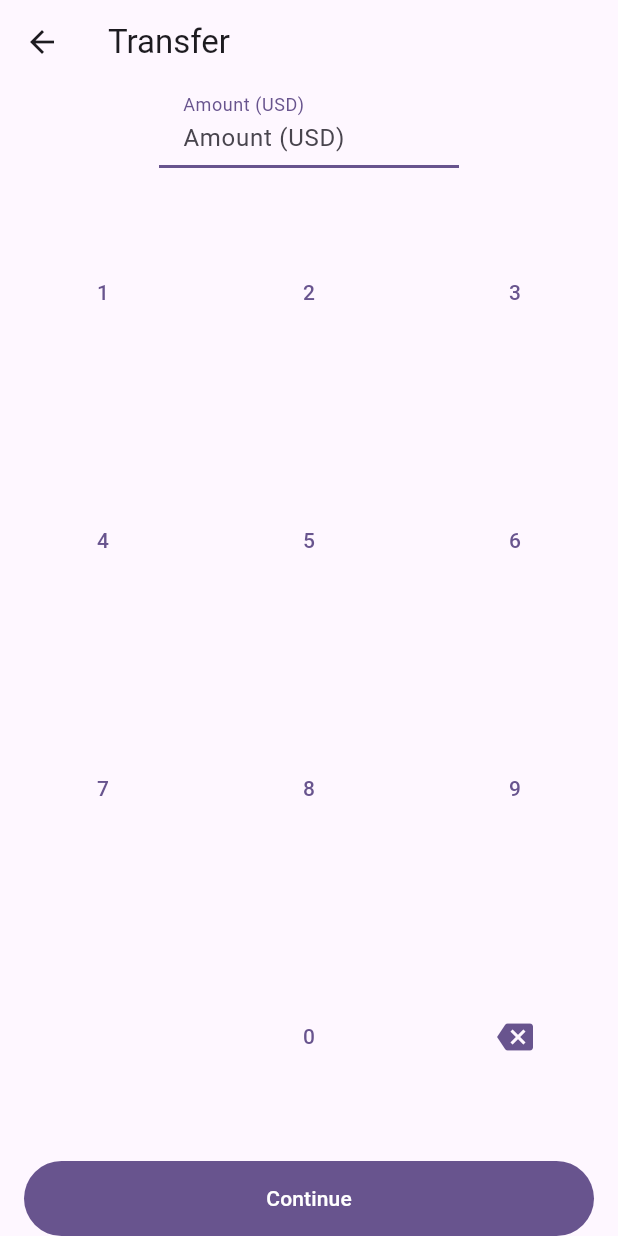
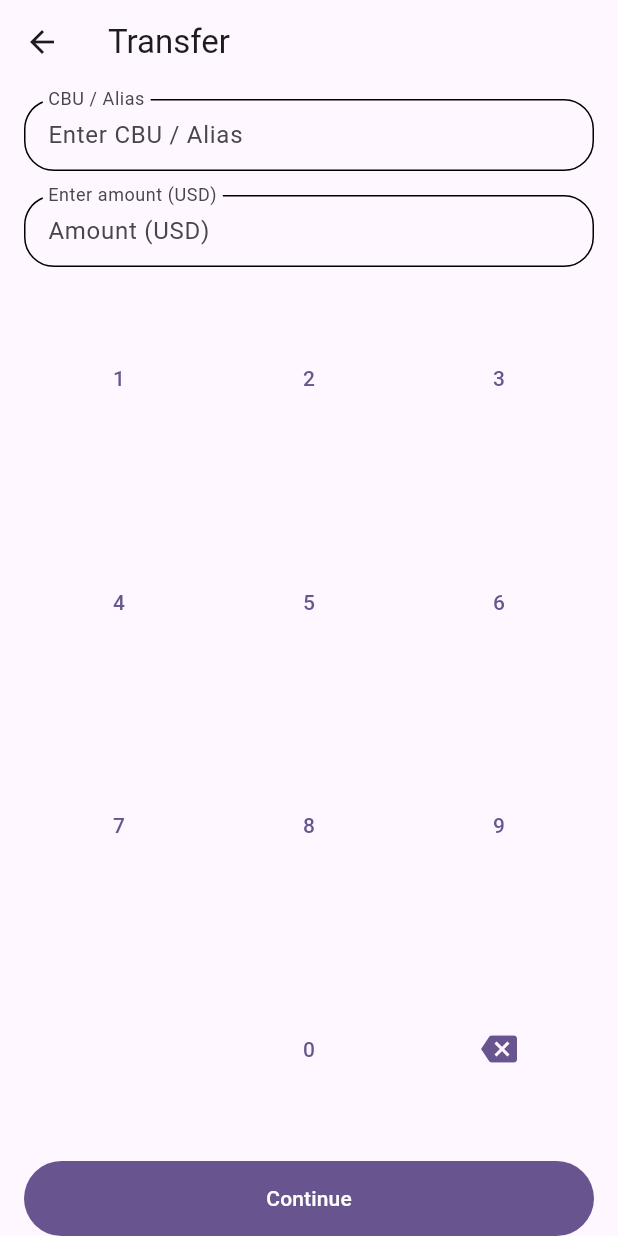
Before and after one commit to IA-Devs/super-cripto-app, a Flutter app: the screen it shows after launch, after a tap on the "arrow outward" icon, on a phone screen of 412 x 824 dp. Run offline on Flutter 3.47's test engine with Material 3 defaults, Android fonts, the phone set to English and light mode, and no system bars; our stand-ins replace cloud_firestore, equatable, firebase_core, flutter_bloc, flutter_dotenv, formz and 3 more; accounts and stored records are empty; generated files the repository leaves out were written again.

Commit message:
Add transfer form inputs and validation logic

```diff
--- /dev/null
+++ b/lib/config/helper/formatters/currency_formatter.dart
@@ -0,0 +1,12 @@
+import 'package:money_formatter/money_formatter.dart';
+
+String? moneyFormat(double number) {
+  /// MODIFY CODE ONLY BELOW THIS LINE
+
+  final MoneyFormatterOutput fo =
+      MoneyFormatter(amount: number, settings: MoneyFormatterSettings()).output;
+
+  return fo.symbolOnLeft;
+
+  /// MODIFY CODE ONLY ABOVE THIS LINE
+}
--- /dev/null
+++ b/lib/presentation/cubits/transfer_form/transfer_form_cubit.dart
@@ -0,0 +1,33 @@
+import 'package:flutter_bloc/flutter_bloc.dart';
+import 'package:equatable/equatable.dart';
+import 'package:formz/formz.dart';
+import 'package:super_cripto_app/presentation/views/transfer/transfer_inputs/amount_input.dart';
+import 'package:super_cripto_app/presentation/views/transfer/transfer_inputs/cbu_input.dart';
+
+part 'transfer_form_state.dart';
+
+class TransferFormCubit extends Cubit<TransferFormState> {
+  TransferFormCubit() : super(const TransferFormState());
+
+  void onSubmit() {
+    emit(state.copyWith(
+        formStatus: FormStatus.validating,
+        amount: AmountInput.dirty(value: state.amount.value),
+        cbu: CbuInput.dirty(value: state.cbu.value),
+        isValid: Formz.validate([state.cbu, state.amount])));
+    print('Submit $state');
+  }
+
+  void amountChanged(String value) {
+    print('amount changed');
+    final amount = AmountInput.dirty(value: value);
+    emit(state.copyWith(
+        amount: amount, isValid: Formz.validate([state.cbu, amount])));
+  }
+
+  void cbuChanged(String value) {
+    final cbu = CbuInput.dirty(value: value);
+    emit(
+        state.copyWith(cbu: cbu, isValid: Formz.validate([state.amount, cbu])));
+  }
+}
--- /dev/null
+++ b/lib/presentation/cubits/transfer_form/transfer_form_state.dart
@@ -0,0 +1,31 @@
+part of 'transfer_form_cubit.dart';
+
+enum FormStatus { invalid, valid, validating }
+
+class TransferFormState extends Equatable {
+  final FormStatus formStatus;
+  final bool isValid;
+  final CbuInput cbu;
+  final AmountInput amount;
+
+  const TransferFormState(
+      {this.isValid = false,
+      this.formStatus = FormStatus.invalid,
+      this.cbu = const CbuInput.pure(),
+      this.amount = const AmountInput.pure()});
+
+  TransferFormState copyWith(
+      {FormStatus? formStatus,
+      bool? isValid,
+      CbuInput? cbu,
+      AmountInput? amount}) {
+    return TransferFormState(
+        formStatus: formStatus ?? this.formStatus,
+        amount: amount ?? this.amount,
+        cbu: cbu ?? this.cbu,
+        isValid: isValid ?? this.isValid);
+  }
+
+  @override
+  List<Object> get props => [formStatus, isValid, cbu, amount];
+}
--- a/lib/presentation/screens/transfer/transfer_screen.dart
+++ b/lib/presentation/screens/transfer/transfer_screen.dart
@@ -1,120 +1,27 @@
 import 'package:flutter/material.dart';
-import 'package:flutter_gen/gen_l10n/app_localizations.dart';
-import 'package:super_cripto_app/presentation/widgets/transfer/numeric_keypad.dart';
+import 'package:flutter_bloc/flutter_bloc.dart';
+import 'package:super_cripto_app/presentation/cubits/transfer_form/transfer_form_cubit.dart';
+import 'package:super_cripto_app/presentation/views/transfer/select_amount_view.dart';
 
-class TransferScreen extends StatelessWidget {
+class TransferScreen extends StatefulWidget {
   const TransferScreen({super.key});
 
   @override
-  Widget build(BuildContext context) {
-    return const _TransferView();
-  }
+  State<TransferScreen> createState() => _TransferScreenState();
 }
 
-class _TransferView extends StatefulWidget {
-  const _TransferView();
-
-  @override
-  State<_TransferView> createState() => _TransferViewState();
-}
-
-class _TransferViewState extends State<_TransferView> {
-  late final TextEditingController _controller;
-
-  @override
-  void initState() {
-    // TODO: implement initState
-    super.initState();
-    _controller = TextEditingController();
-  }
-
-  @override
-  void dispose() {
-    _controller.dispose();
-    super.dispose();
-  }
-
-  void inputNumber(int value) {
-    _controller.text += value.toString();
-  }
-
-  void clearLastInput() {
-    if (_controller.text.isNotEmpty) {
-      _controller.text = _controller.text.substring(
-        0,
-        _controller.text.length - 1,
-      );
-    }
-  }
-
-  void clearAll() {
-    _controller.clear();
-  }
-
+class _TransferScreenState extends State<TransferScreen> {
   @override
   Widget build(BuildContext context) {
-    final colors = Theme.of(context).colorScheme;
-    final localizations = AppLocalizations.of(context)!;
-
     return Scaffold(
         appBar: AppBar(
           title: const Text('Transfer'),
         ),
         body: SafeArea(
-        child: Column(
-          children: <Widget>[
-            // Expanded(
-            //   child: Center(
-            //     child: Padding(
-            //       padding: const EdgeInsets.symmetric(horizontal: 16),
-            //       child: TextField(
-            // controller: _controller,
-            // autofocus: true,
-            // showCursor: true,
-            // keyboardType: TextInputType.none,
-            // decoration: InputDecoration(
-            //     filled: true, fillColor: colors.surface),
-            //       ),
-            //     ),
-            //   ),
-            // ),
-
-            Padding(
-                padding: const EdgeInsets.symmetric(horizontal: 16.0),
-                child: SizedBox(
-                  width: 200.0,
-                  child: TextField(
-                    controller: _controller,
-                    autofocus: true,
-                    showCursor: false,
-                    keyboardType: TextInputType.number,
-
-                    //style: TextStyle(),
-                    decoration:
-                        InputDecoration(filled: true, fillColor: colors.surface, hintText: 'Amount (USD)', labelText: 'Amount (USD)', ),
+          child: BlocProvider(
+            create: (context) => TransferFormCubit(),
+            child: const SelectAmountView(),
           ),
-                )),
-
-            Expanded(
-              flex: 2,
-              child: NumericKeyPad(
-                onInputNumber: inputNumber,
-                onClearLastInput: clearLastInput,
-                onClearAll: clearAll,
-              ),
-            ),
-            Padding(
-              padding: const EdgeInsets.symmetric(horizontal: 16.0),
-              child: FilledButton(
-                onPressed: () {},
-                style: FilledButton.styleFrom(
-                    minimumSize: const Size(double.infinity, 50)),
-                child: const Text('Continue'),
-              ),
-            ),
-          ],
-        ),
-      ),
-    );
+        ));
   }
 }
--- /dev/null
+++ b/lib/presentation/views/transfer/select_amount_view.dart
@@ -0,0 +1,118 @@
+import 'package:flutter/material.dart';
+import 'package:flutter_bloc/flutter_bloc.dart';
+import 'package:flutter_gen/gen_l10n/app_localizations.dart';
+import 'package:super_cripto_app/presentation/cubits/transfer_form/transfer_form_cubit.dart';
+import 'package:super_cripto_app/presentation/widgets/widgets.dart';
+
+class SelectAmountView extends StatefulWidget {
+  const SelectAmountView({super.key});
+
+  @override
+  State<SelectAmountView> createState() => _SelectAmountViewState();
+}
+
+class _SelectAmountViewState extends State<SelectAmountView> {
+  late final TextEditingController _controller;
+
+  @override
+  void initState() {
+    super.initState();
+    _controller = TextEditingController();
+  }
+
+  @override
+  void dispose() {
+    _controller.dispose();
+    super.dispose();
+  }
+
+  void inputNumber(int value) {
+    _controller.text += value.toString();
+
+    print('input number ${_controller.text}' );
+
+
+  }
+
+  void clearLastInput() {
+    if (_controller.text.isNotEmpty) {
+      _controller.text = _controller.text.substring(
+        0,
+        _controller.text.length - 1,
+      );
+    }
+  }
+
+  void clearAll() {
+    _controller.clear();
+  }
+
+  @override
+  Widget build(BuildContext context) {
+    final colors = Theme.of(context).colorScheme;
+    final localizations = AppLocalizations.of(context)!;
+
+    final transferCubit = context.watch<TransferFormCubit>();
+
+    final amount = transferCubit.state.amount;
+
+    final cbu = transferCubit.state.cbu;
+
+    return Padding(
+      padding: const EdgeInsets.symmetric(horizontal: 16.0),
+      child: Column(
+        children: <Widget>[
+          const SizedBox(
+            height: 10,
+          ),
+          CustomTextFormField(
+            autofocus: false,
+            showCursor: false,
+            keyboardType: TextInputType.text,
+            onChanged: transferCubit.cbuChanged,
+            decoration: InputDecoration(
+                errorText: cbu.errorMessage,
+                filled: true,
+                fillColor: colors.surface,
+                hintText: 'Enter CBU / Alias',
+                labelText: 'CBU / Alias',
+                floatingLabelBehavior: FloatingLabelBehavior.always),
+          ),
+          const SizedBox(
+            height: 16,
+          ),
+          CustomTextFormField(
+            controller: _controller,
+            autofocus: false,
+            showCursor: false,
+            keyboardType: TextInputType.number,
+            onChanged: transferCubit.amountChanged,
+            decoration: InputDecoration(
+                errorText: amount.errorMessage,
+                filled: true,
+                fillColor: colors.surface,
+                hintText: 'Amount (USD)',
+                labelText: 'Enter amount (USD)',
+                floatingLabelBehavior: FloatingLabelBehavior.always),
+          ),
+          Expanded(
+            flex: 2,
+            child: NumericKeyPad(
+              onInputNumber: inputNumber,
+              onClearLastInput: clearLastInput,
+              onClearAll: clearAll,
+            ),
+          ),
+          FilledButton(
+            onPressed: () {},
+            style: FilledButton.styleFrom(
+                minimumSize: const Size(double.infinity, 50)
+
+              ),
+            child: const Text('Continue'),
+          ),
+        ],
+      ),
+    );
+  }
+}
--- /dev/null
+++ b/lib/presentation/views/transfer/transfer_inputs/amount_input.dart
@@ -0,0 +1,37 @@
+import 'package:formz/formz.dart';
+
+// Define input validation errors
+enum AmountInputError { empty, length }
+
+// Extend FormzInput and provide the input type and error type.
+class AmountInput extends FormzInput<String, AmountInputError> {
+  // Call super.pure to represent an unmodified form input.
+  const AmountInput.pure() : super.pure('');
+
+  // Call super.dirty to represent a modified form input.
+  const AmountInput.dirty({required String value}) : super.dirty(value);
+
+  String? get errorMessage {
+    if (isValid || isPure) return null;
+
+    if (displayError == AmountInputError.empty) {
+      return 'El campo es requerido';
+    }
+
+    // if (displayError == AmountInputError.length) {
+    //   return 'Minimo 6 caracteres';
+    // }
+
+    return null;
+  }
+
+  // Override validator to handle validating a given input value.
+  @override
+  AmountInputError? validator(String value) {
+    if (value.isEmpty || value.trim().isEmpty) return AmountInputError.empty;
+
+    if (value.length < 6) return AmountInputError.length;
+
+    return null;
+  }
+}
--- /dev/null
+++ b/lib/presentation/views/transfer/transfer_inputs/cbu_input.dart
@@ -0,0 +1,37 @@
+import 'package:formz/formz.dart';
+
+// Define input validation errors
+enum CbuInputError { empty, length }
+
+// Extend FormzInput and provide the input type and error type.
+class CbuInput extends FormzInput<String, CbuInputError> {
+  // Call super.pure to represent an unmodified form input.
+  const CbuInput.pure() : super.pure('');
+
+  // Call super.dirty to represent a modified form input.
+  const CbuInput.dirty({required String value}) : super.dirty(value);
+
+  String? get errorMessage {
+    if (isValid || isPure) return null;
+
+    if (displayError == CbuInputError.empty) {
+      return 'El campo es requerido';
+    }
+
+    if (displayError == CbuInputError.length) {
+      return 'Minimo 6 caracteres';
+    }
+
+    return null;
+  }
+
+  // Override validator to handle validating a given input value.
+  @override
+  CbuInputError? validator(String value) {
+    if (value.isEmpty || value.trim().isEmpty) return CbuInputError.empty;
+
+    if (value.length < 6) return CbuInputError.length;
+
+    return null;
+  }
+}
--- /dev/null
+++ b/lib/presentation/views/transfer/transfer_inputs/transfer_inputs.dart
@@ -0,0 +1,2 @@
+export 'amount_input.dart';
+export 'cbu_input.dart';
--- /dev/null
+++ b/lib/presentation/widgets/inputs/custom_text_form_field.dart
@@ -0,0 +1,84 @@
+import 'package:flutter/material.dart';
+
+class CustomTextFormField extends StatelessWidget {
+  // final String? label;
+  // final String? hint;
+  //final String? errorMessage;
+  final Function(String)? onChanged;
+  //final IconData? prefixIconData;
+  final bool obscureText;
+  final String? Function(String?)? validator;
+  final TextEditingController? controller;
+  final bool autofocus;
+  final bool? showCursor;
+  final TextInputType? keyboardType;
+
+  final InputDecoration decoration;
+
+  const CustomTextFormField(
+      {super.key,
+      required this.decoration,
+      //    this.label,
+      //   this.hint,
+      this.onChanged,
+      this.validator,
+      //  this.errorMessage,
+      // this.prefixIconData,
+      this.controller,
+      this.showCursor,
+      this.keyboardType,
+      this.autofocus = false,
+      this.obscureText = false});
+
+
+  @override
+  Widget build(BuildContext context) {
+    final colors = Theme.of(context).colorScheme;
+    final border = OutlineInputBorder(
+      borderRadius: BorderRadius.circular(20),
+    );
+
+    if (controller != null) {
+      controller!.addListener(
+        () {
+          final value = controller!.value.text;
+          onChanged?.call(value);
+          print('controller listener $value');
+        },
+      );
+    }
+
+    return TextFormField(
+      controller: controller,
+      autofocus: autofocus,
+      showCursor: showCursor,
+      keyboardType: keyboardType,
+      onChanged: onChanged,
+      validator: validator,
+      obscureText: obscureText,
+      decoration: decoration.copyWith(
+          enabledBorder: border,
+          focusedBorder:
+              border.copyWith(borderSide: BorderSide(color: colors.primary)),
+          errorBorder: border.copyWith(
+              borderSide: BorderSide(color: Colors.red.shade800)),
+          focusedErrorBorder: border.copyWith(
+              borderSide: BorderSide(color: Colors.red.shade800)),
+          isDense: true),
+      // decoration: InputDecoration(
+      //   enabledBorder: border,
+      //   focusedBorder:
+      //       border.copyWith(borderSide: BorderSide(color: colors.primary)),
+      //   errorBorder:
+      //       border.copyWith(borderSide: BorderSide(color: Colors.red.shade800)),
+      //   focusedErrorBorder:
+      //       border.copyWith(borderSide: BorderSide(color: Colors.red.shade800)),
+      //   isDense: true,
+      //   label: label != null ? Text(label!) : null,
+      //   hintText: hint,
+      //   prefixIcon: prefixIconData != null ? Icon(prefixIconData) : null,
+      //   errorText: errorMessage,
+      // ),
+    );
+  }
+}
--- a/lib/presentation/widgets/widgets.dart
+++ b/lib/presentation/widgets/widgets.dart
@@ -1,3 +1,5 @@
 export 'home/account_summary.dart';
 export 'home/account_last_transactions.dart';
 export 'transactions/transaction_item.dart';
+export 'transfer/numeric_keypad.dart';
+export 'inputs/custom_text_form_field.dart';
--- a/pubspec.yaml
+++ b/pubspec.yaml
@@ -8,6 +8,7 @@ environment:
 
 dependencies:
   cloud_firestore: ^5.6.2
+  currency_text_input_formatter: ^2.2.8
   equatable: ^2.0.7
   firebase_core: ^3.10.0
   flutter:
```
Also changed, not shown: pubspec.lock. Lines whose indentation alone changed are shown as unchanged.
